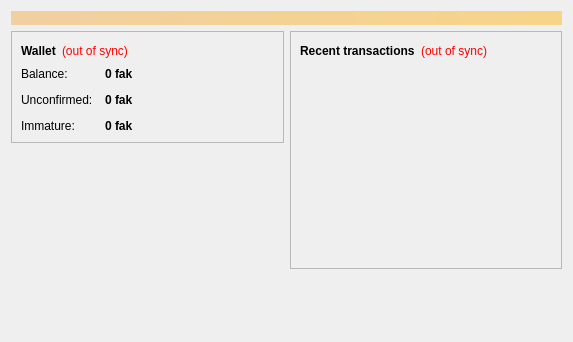
The window that src/qt/forms/overviewpage.ui (Scyne/FakeCoin) describes before a commit, drawn with Qt 5.
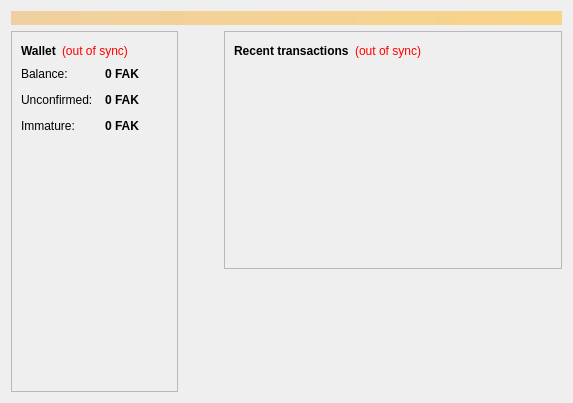
The same window after the commit. Icons and pictures are not drawn.

```diff
--- a/src/qt/forms/overviewpage.ui
+++ b/src/qt/forms/overviewpage.ui
@@ -7,12 +7,15 @@
     <x>0</x>
     <y>0</y>
     <width>573</width>
-    <height>342</height>
+    <height>403</height>
    </rect>
   </property>
   <property name="windowTitle">
    <string>Form</string>
   </property>
+  <property name="autoFillBackground">
+   <bool>false</bool>
+  </property>
   <layout class="QVBoxLayout" name="topLayout">
    <item>
     <widget class="QLabel" name="labelAlerts">
@@ -31,7 +34,7 @@
     </widget>
    </item>
    <item>
-    <layout class="QHBoxLayout" name="horizontalLayout" stretch="1,1">
+    <layout class="QHBoxLayout" name="horizontalLayout" stretch="0,0,1">
      <item>
       <layout class="QVBoxLayout" name="verticalLayout_2">
        <item>
@@ -122,7 +125,7 @@
                <string>Your current balance</string>
               </property>
               <property name="text">
-               <string notr="true">0 fak</string>
+               <string notr="true">0 FAK</string>
               </property>
               <property name="textInteractionFlags">
                <set>Qt::LinksAccessibleByMouse|Qt::TextSelectableByKeyboard|Qt::TextSelectableByMouse</set>
@@ -151,7 +154,7 @@
                <string>Total of transactions that have yet to be confirmed, and do not yet count toward the current balance</string>
               </property>
               <property name="text">
-               <string notr="true">0 fak</string>
+               <string notr="true">0 FAK</string>
               </property>
               <property name="textInteractionFlags">
                <set>Qt::LinksAccessibleByMouse|Qt::TextSelectableByKeyboard|Qt::TextSelectableByMouse</set>
@@ -177,7 +180,7 @@
                <string>Mined balance that has not yet matured</string>
               </property>
               <property name="text">
-               <string notr="true">0 fak</string>
+               <string notr="true">0 FAK</string>
               </property>
               <property name="textInteractionFlags">
                <set>Qt::LinksAccessibleByMouse|Qt::TextSelectableByKeyboard|Qt::TextSelectableByMouse</set>
@@ -185,9 +188,6 @@
              </widget>
             </item>
            </layout>
-          </item>
-         </layout>
-        </widget>
        </item>
        <item>
         <spacer name="verticalSpacer">
@@ -202,7 +202,33 @@
          </property>
         </spacer>
        </item>
-      </layout>
+          <item>
+           <widget class="QLabel" name="label_2">
+            <property name="text">
+             <string/>
+            </property>
+            <property name="pixmap">
+             <pixmap resource="../bitcoin.qrc">:/icons/bitcoin</pixmap>
+            </property>
+           </widget>
+          </item>
+         </layout>
+        </widget>
+       </item>
+      </layout>
+     </item>
+     <item>
+      <spacer name="horizontalSpacer_3">
+       <property name="orientation">
+        <enum>Qt::Horizontal</enum>
+       </property>
+       <property name="sizeHint" stdset="0">
+        <size>
+         <width>40</width>
+         <height>20</height>
+        </size>
+       </property>
+      </spacer>
      </item>
      <item>
       <layout class="QVBoxLayout" name="verticalLayout_3">
```
Left out of the diff: 4 changed lines with no effect on the pictures. Lines whose indentation alone changed are shown as unchanged.
